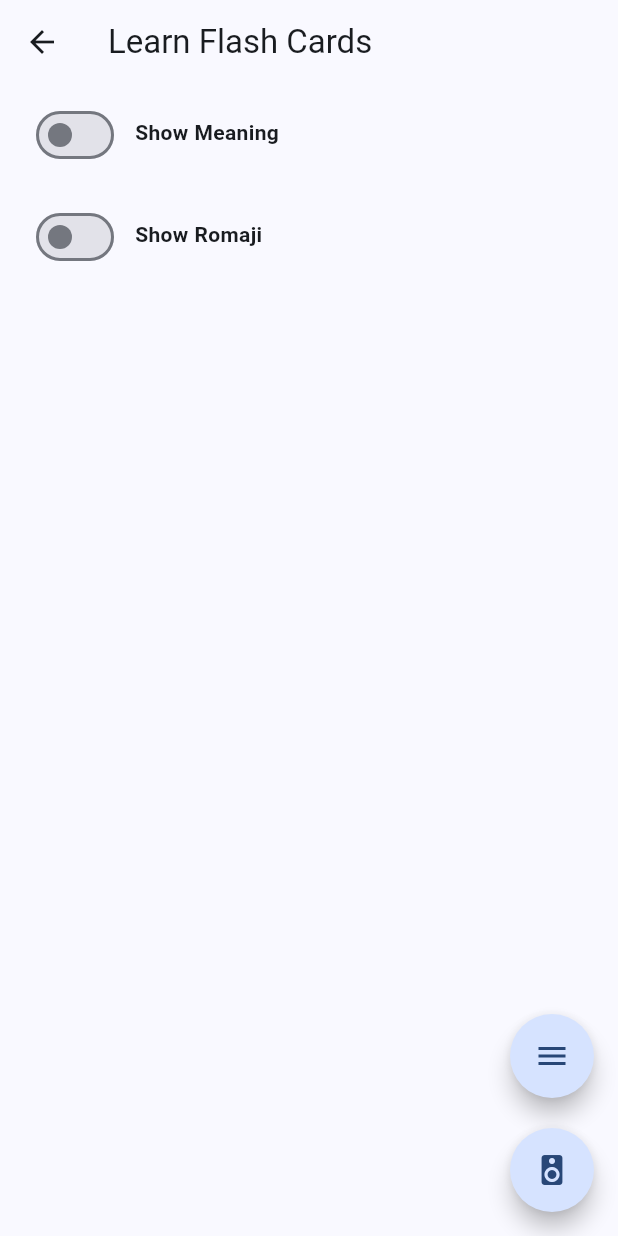
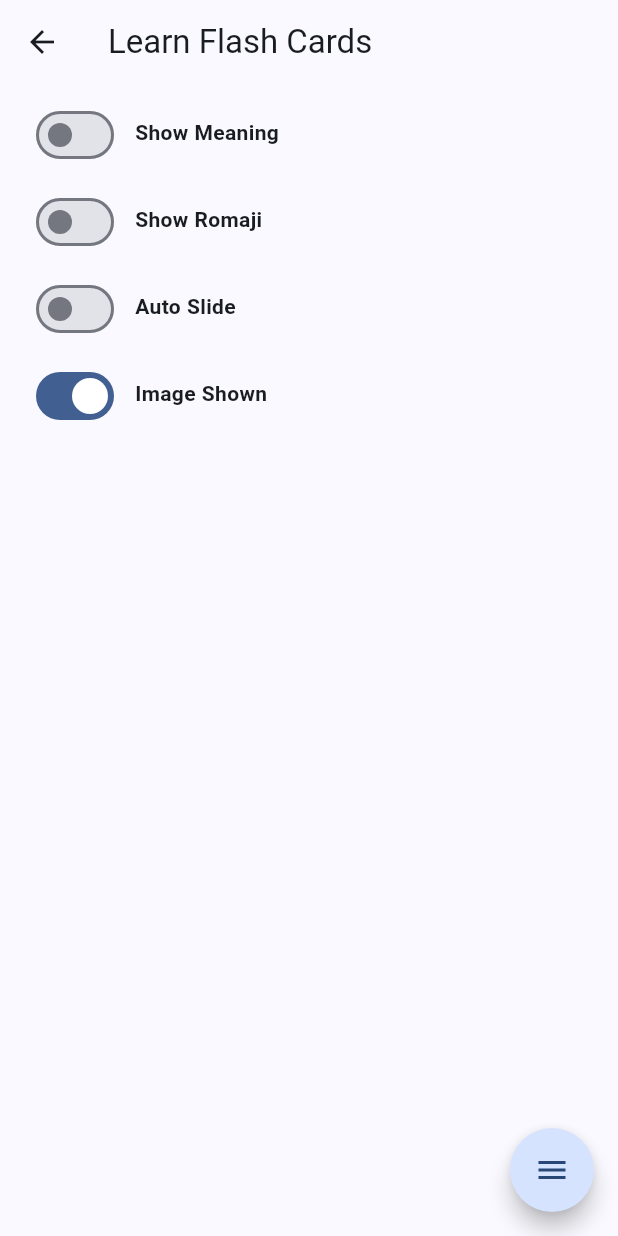
Before and after one commit to y3llkyaw/nihon, a Flutter app: the VocabFlashCardPage screen opened directly with empty values, on a phone screen of 412 x 824 dp. Run offline on Flutter 3.47's test engine with Material 3 defaults, Android fonts, the phone set to English and light mode, and no system bars; drawn by our look-alikes of carousel_slider, flutter_speed_dial; our stand-ins replace flutter_screenutil, flutter_tts, get, get_storage, google_fonts; missing offline and left inert: dart:js; accounts and stored records are empty.

Commit message:
added auto play intervel for 2 seconds

```diff
--- a/lib/app/controllers/vocab_flash_card_page_controller.dart
+++ b/lib/app/controllers/vocab_flash_card_page_controller.dart
@@ -4,6 +4,8 @@ class VocabFlashCardPageController extends GetxController {
   final watchedList = [].obs;
   final isRomajiShown = false.obs;
   final isMeaningShown = false.obs;
+  final isAutoSlide = false.obs;
+  final isImageShow = true.obs;
 
   @override
   void onInit() {
--- a/lib/app/ui/pages/vocab_flash_card_page/flash_card_widget.dart
+++ b/lib/app/ui/pages/vocab_flash_card_page/flash_card_widget.dart
@@ -13,9 +13,11 @@ class FlashCardWidget extends StatelessWidget {
     required this.romaji,
     required this.meaning,
     required this.onClick,
+    this.isImageShow = true,
   }) : super(key: key);
 
   final String image;
+  final bool isImageShow;
   final int number;
   final String meaning;
   final String romaji;
@@ -67,6 +69,9 @@ class FlashCardWidget extends StatelessWidget {
                     )
                   ],
                 ),
+                isImageShow
+                    ? Column(
+                        children: [
                           SizedBox(
                             width: 150,
                             height: 150,
@@ -75,6 +80,12 @@ class FlashCardWidget extends StatelessWidget {
                             ),
                           ),
                           SizedBox(height: 20),
+                        ],
+                      )
+                    : SizedBox.shrink(),
+                Column(
+                  spacing: 20,
+                  children: [
                     Text(
                       hiragana,
                       style: GoogleFonts.notoSansJavanese(
@@ -85,7 +96,8 @@ class FlashCardWidget extends StatelessWidget {
                       textAlign: TextAlign.center,
                     ),
                     AnimatedOpacity(
-                  opacity: flashCardPageController.isRomajiShown.value ? 1 : 0,
+                      opacity:
+                          flashCardPageController.isRomajiShown.value ? 1 : 0,
                       duration: Duration(milliseconds: 300),
                       child: Text(
                         romaji,
@@ -96,14 +108,17 @@ class FlashCardWidget extends StatelessWidget {
                         textAlign: TextAlign.center,
                       ),
                     ),
-                SizedBox(height: 20),
+                    // SizedBox(height: 20),
                     AnimatedOpacity(
-                  opacity: flashCardPageController.isMeaningShown.value ? 1 : 0,
+                      opacity:
+                          flashCardPageController.isMeaningShown.value ? 1 : 0,
                       duration: Duration(milliseconds: 300),
                       child: Text(
                         meaning,
                         textAlign: TextAlign.center,
                       ),
+                    ),
+                  ],
                 ),
                 SizedBox(height: 20),
               ],
--- a/lib/app/ui/pages/vocab_flash_card_page/vocab_flash_card_page.dart
+++ b/lib/app/ui/pages/vocab_flash_card_page/vocab_flash_card_page.dart
@@ -23,14 +23,16 @@ class VocabFlashCardPage extends StatelessWidget {
         ),
         body: Padding(
           padding: EdgeInsetsGeometry.symmetric(
-            horizontal: 20,
+            horizontal: 0,
             vertical: 10,
           ),
           child: Column(
             children: [
               Obx(
-                () => Column(
-                  spacing: 20,
+                () => Padding(
+                  padding: EdgeInsetsGeometry.symmetric(horizontal: 20),
+                  child: Column(
+                    spacing: 10,
                     children: [
                       Row(
                         spacing: 10,
@@ -70,16 +72,53 @@ class VocabFlashCardPage extends StatelessWidget {
                           ),
                         ],
                       ),
+                      Row(
+                        spacing: 10,
+                        children: [
+                          Switch(
+                            value: controller.isAutoSlide.value,
+                            onChanged: (value) {
+                              controller.isAutoSlide.value = value;
+                            },
+                          ),
+                          Text(
+                            "Auto Slide",
+                            style: GoogleFonts.notoSansJavanese(
+                              fontWeight: FontWeight.bold,
+                            ),
+                          ),
+                        ],
+                      ),
+                      Row(
+                        spacing: 10,
+                        children: [
+                          Switch(
+                            value: controller.isImageShow.value,
+                            onChanged: (value) {
+                              controller.isImageShow.value = value;
+                            },
+                          ),
+                          Text(
+                            "Image Shown",
+                            style: GoogleFonts.notoSansJavanese(
+                              fontWeight: FontWeight.bold,
+                            ),
+                          ),
+                        ],
+                      ),
                     ],
                   ),
                 ),
+              ),
               Spacer(),
-              CarouselSlider(
+              Obx(
+                () => CarouselSlider(
                   items: List.generate(
                     lesson.length,
                     (index) {
                       final e = lesson.entries.elementAt(index);
                       return FlashCardWidget(
+                        isImageShow: controller.isImageShow.value,
                         number: index + 1,
                         onClick: () async {
                           controller.watchedList.add(e.key);
@@ -95,6 +134,8 @@ class VocabFlashCardPage extends StatelessWidget {
                     },
                   ).toList(),
                   options: CarouselOptions(
+                    autoPlay: controller.isAutoSlide.value,
+                    autoPlayInterval: Duration(seconds: 2),
                     onPageChanged: (index, reason) async {
                       final e = lesson.entries.elementAt(index);
                       controller.watchedList.add(e.key);
@@ -105,9 +146,8 @@ class VocabFlashCardPage extends StatelessWidget {
                     enlargeCenterPage: true,
                   ),
                 ),
-              SizedBox(
-                height: Get.height * 0.2,
               ),
+              Spacer()
             ],
           ),
         ),
@@ -132,11 +172,11 @@ class VocabFlashCardPage extends StatelessWidget {
                 ),
               ],
             ),
-            FloatingActionButton(
-              shape: CircleBorder(),
-              onPressed: () {},
-              child: Icon(Icons.speaker),
-            ),
+            // FloatingActionButton(
+            //   shape: CircleBorder(),
+            //   onPressed: () {},
+            //   child: Icon(Icons.speaker),
+            // ),
           ],
         ));
   }
```
Lines whose indentation alone changed are shown as unchanged.
